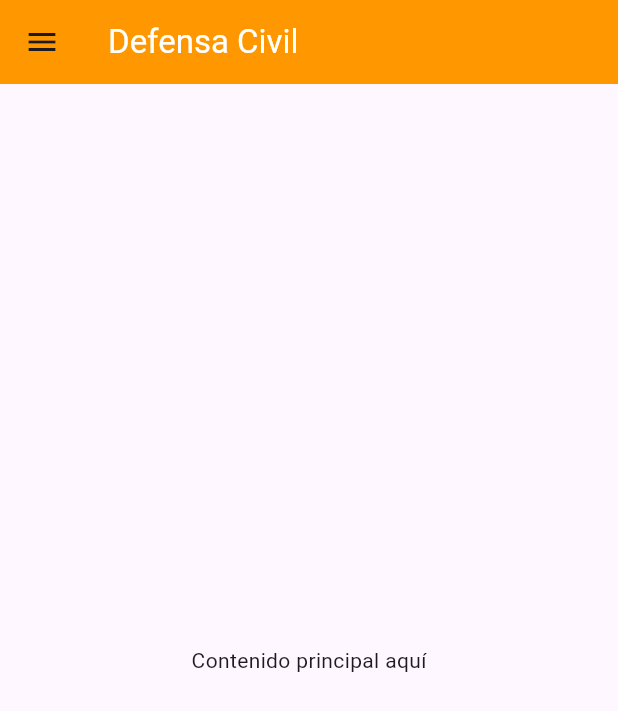
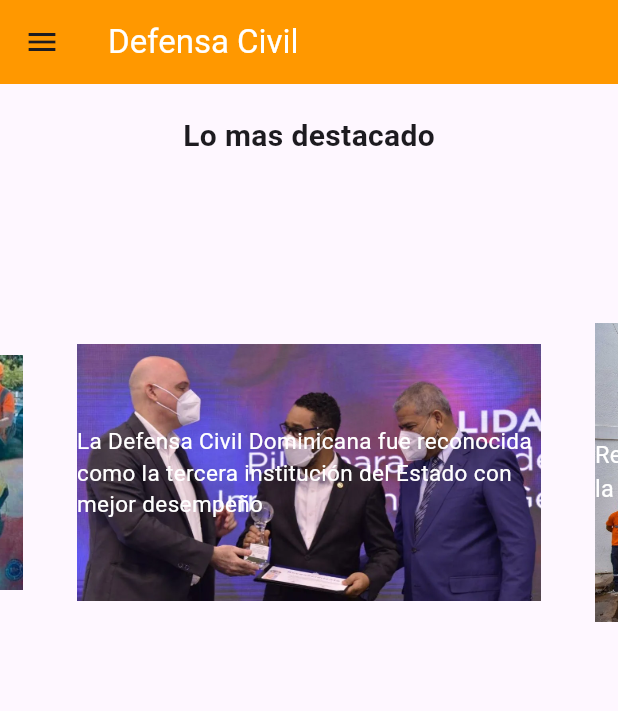
Before and after one commit to ManuelDLCS/ProyectoFinal, a Flutter app: the screen it shows after launch, on a phone screen of 412 x 824 dp. Shown: the top 711 px of the screen. Run offline on Flutter 3.47's test engine with Material 3 defaults, Android fonts, the light colour scheme and no system bars; drawn by our look-alikes of carousel_slider; our stand-ins replace youtube_player_flutter.

Commit message:
Update main.dart

```diff
--- a/lib/main.dart
+++ b/lib/main.dart
@@ -1,5 +1,6 @@
 import 'package:flutter/material.dart';
 import 'dart:convert';
+import 'package:carousel_slider/carousel_slider.dart';
 import 'package:http/http.dart' as http;
 import 'navbar.dart';
 
@@ -8,7 +9,7 @@ void main() {
 }
 
 class MyApp extends StatelessWidget {
-  const MyApp({super.key});
+  const MyApp({Key? key});
 
   @override
   Widget build(BuildContext context) {
@@ -26,8 +27,93 @@ class MyApp extends StatelessWidget {
           backgroundColor: Colors.orange,
         ),
         drawer: const NavBar(),
-        body: const Center(
-          child: Text('Contenido principal aquí'),
+        body: Column(
+          children: [
+            const SizedBox(height: 20),
+            Text(
+              'Lo mas destacado',
+              style: TextStyle(fontSize: 20, fontWeight: FontWeight.bold),
+            ),
+            const SizedBox(height: 10),
+            CarouselSlider(
+              options: CarouselOptions(
+                height: 400.0,
+                aspectRatio: 16 / 9,
+                viewportFraction: 0.8,
+                initialPage: 0,
+                enableInfiniteScroll: true,
+                reverse: false,
+                autoPlay: true,
+                autoPlayInterval: Duration(seconds: 3),
+                autoPlayAnimationDuration: Duration(milliseconds: 800),
+                autoPlayCurve: Curves.fastOutSlowIn,
+                enlargeCenterPage: true,
+                scrollDirection: Axis.horizontal,
+              ),
+              items: [
+                Container(
+                  margin: EdgeInsets.symmetric(horizontal: 10.0),
+                  decoration: BoxDecoration(
+                    borderRadius: BorderRadius.circular(20.0),
+                    image: DecorationImage(
+                      image: AssetImage('assets/imagen1.png'),
+                      fit: BoxFit.contain,
+                    ),
+                  ),
+                  child: Center(
+                    child: Text(
+                      'La Defensa Civil Dominicana fue reconocida como la tercera institución del Estado con mejor desempeño ',
+                      style: TextStyle(
+                        color: Colors.white,
+                        fontSize: 15,
+                        fontWeight: FontWeight.normal,
+                      ),
+                    ),
+                  ),
+                ),
+                Container(
+                  margin: EdgeInsets.symmetric(horizontal: 5.0),
+                  decoration: BoxDecoration(
+                    borderRadius: BorderRadius.circular(8.0),
+                    image: DecorationImage(
+                      image: AssetImage('assets/imagen2.jpg'),
+                      fit: BoxFit.contain,
+                    ),
+                  ),
+                  child: Center(
+                    child: Text(
+                      'Reconocimiento por el Día Nacional de la Defensa Civil',
+                      style: TextStyle(
+                        color: Colors.white,
+                        fontSize: 18,
+                        fontWeight: FontWeight.normal,
+                      ),
+                    ),
+                  ),
+                ),
+                Container(
+                  margin: EdgeInsets.symmetric(horizontal: 5.0),
+                  decoration: BoxDecoration(
+                    borderRadius: BorderRadius.circular(8.0),
+                    image: DecorationImage(
+                      image: AssetImage('assets/imagen3.png'),
+                      fit: BoxFit.contain,
+                    ),
+                  ),
+                  child: Center(
+                    child: Text(
+                      '17 de junio se celebro el anirvesario de la defensa civil',
+                      style: TextStyle(
+                        color: Colors.white,
+                        fontSize: 18,
+                        fontWeight: FontWeight.normal,
+                      ),
+                    ),
+                  ),
+                ),
+              ],
+            ),
+          ],
         ),
       ),
     );
```
